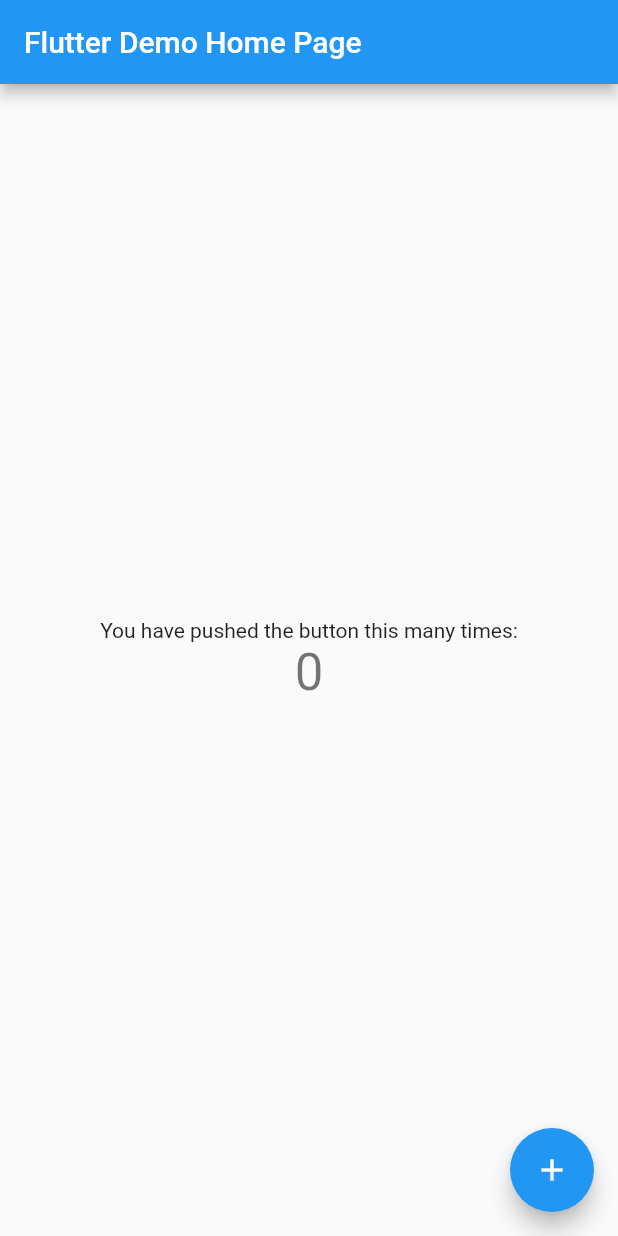
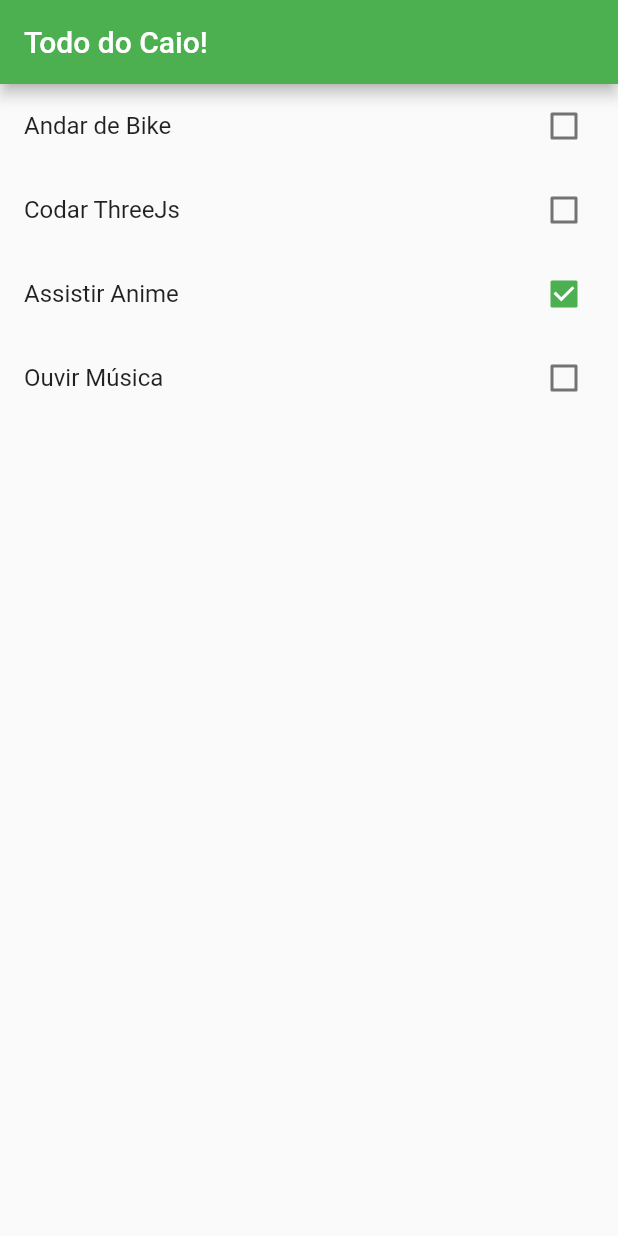
Before and after one commit to AmandaCleto/flutter--todo-list--front, a Flutter app: the screen it shows after launch, on a phone screen of 412 x 824 dp. Run offline on Flutter 3.47's test engine with Material 2 defaults, Android fonts, the light colour scheme and no system bars.

Commit message:
created a checkbox list

```diff
--- a/lib/main.dart
+++ b/lib/main.dart
@@ -4,40 +4,70 @@
   runApp(App());
 }
 
+//casca da aplicação
 class App extends StatelessWidget {
-  // This widget is the root of your application.
   @override
   Widget build(BuildContext context) {
     return MaterialApp(
-      title: 'Flutter Demo',
+      title: 'Flutter Teste', //icone da app
+      debugShowCheckedModeBanner: false,
       theme: ThemeData(
-        // This is the theme of your application.
-        //
-        // Try running your application with "flutter run". You'll see the
-        // application has a blue toolbar. Then, without quitting the app, try
-        // changing the primarySwatch below to Colors.green and then invoke
-        // "hot reload" (press "r" in the console where you ran "flutter run",
-        // or simply save your changes to "hot reload" in a Flutter IDE).
-        // Notice that the counter didn't reset back to zero; the application
-        // is not restarted.
-        primarySwatch: Colors.blue,
+        primarySwatch: Colors.green,
       ),
-      home: MyHomePage(title: 'Flutter Demo Home Page'),
+      home: HomePage(),
     );
   }
 }
 
+class HomePage extends StatefulWidget {
+  final List<Map<String, dynamic>> items = [];
+  final List<Todo> todoList = [
+    Todo(description: 'Andar de Bike', checked: false),
+    Todo(description: 'Codar ThreeJs', checked: false),
+    Todo(description: 'Assistir Anime', checked: true),
+    Todo(description: 'Ouvir Música', checked: false),
+  ];
+
+  @override
+  _HomePageState createState() => _HomePageState();
+}
+
+class _HomePageState extends State<HomePage> {
+  @override
+  Widget build(BuildContext context) {
+    return Scaffold(
+      appBar: AppBar(
+        title: Text('Todo do Caio!'),
+      ),
+      body: ListView.builder(
+        itemCount: widget.todoList.length,
+        itemBuilder: (BuildContext context, int index) {
+          final todo = widget.todoList[index];
+          return CheckboxListTile(
+            title: Text(todo.description),
+            key: Key(todo.description),
+            value: todo.checked,
+            onChanged: (value) {
+              setState(() {
+                todo.checked = value;
+              });
+            },
+          );
+        },
+      ),
+    );
+  }
+}
+
+class Todo {
+  String description;
+  bool? checked;
+
+  Todo({this.description = '', this.checked = false});
+}
+
 class MyHomePage extends StatefulWidget {
   MyHomePage({Key? key, required this.title}) : super(key: key);
-
-  // This widget is the home page of your application. It is stateful, meaning
-  // that it has a State object (defined below) that contains fields that affect
-  // how it looks.
-
-  // This class is the configuration for the state. It holds the values (in this
-  // case the title) provided by the parent (in this case the App widget) and
-  // used by the build method of the State. Fields in a Widget subclass are
-  // always marked "final".
 
   final String title;
 
@@ -50,47 +80,18 @@
 
   void _incrementCounter() {
     setState(() {
-      // This call to setState tells the Flutter framework that something has
-      // changed in this State, which causes it to rerun the build method below
-      // so that the display can reflect the updated values. If we changed
-      // _counter without calling setState(), then the build method would not be
-      // called again, and so nothing would appear to happen.
       _counter++;
     });
   }
 
   @override
   Widget build(BuildContext context) {
-    // This method is rerun every time setState is called, for instance as done
-    // by the _incrementCounter method above.
-    //
-    // The Flutter framework has been optimized to make rerunning build methods
-    // fast, so that you can just rebuild anything that needs updating rather
-    // than having to individually change instances of widgets.
     return Scaffold(
       appBar: AppBar(
-        // Here we take the value from the MyHomePage object that was created by
-        // the App.build method, and use it to set our appbar title.
         title: Text(widget.title),
       ),
       body: Center(
-        // Center is a layout widget. It takes a single child and positions it
-        // in the middle of the parent.
         child: Column(
-          // Column is also a layout widget. It takes a list of children and
-          // arranges them vertically. By default, it sizes itself to fit its
-          // children horizontally, and tries to be as tall as its parent.
-          //
-          // Invoke "debug painting" (press "p" in the console, choose the
-          // "Toggle Debug Paint" action from the Flutter Inspector in Android
-          // Studio, or the "Toggle Debug Paint" command in Visual Studio Code)
-          // to see the wireframe for each widget.
-          //
-          // Column has various properties to control how it sizes itself and
-          // how it positions its children. Here we use mainAxisAlignment to
-          // center the children vertically; the main axis here is the vertical
-          // axis because Columns are vertical (the cross axis would be
-          // horizontal).
           mainAxisAlignment: MainAxisAlignment.center,
           children: <Widget>[
             Text(
@@ -107,7 +108,7 @@
         onPressed: _incrementCounter,
         tooltip: 'Increment',
         child: Icon(Icons.add),
-      ), // This trailing comma makes auto-formatting nicer for build methods.
+      ),
     );
   }
 }
```
